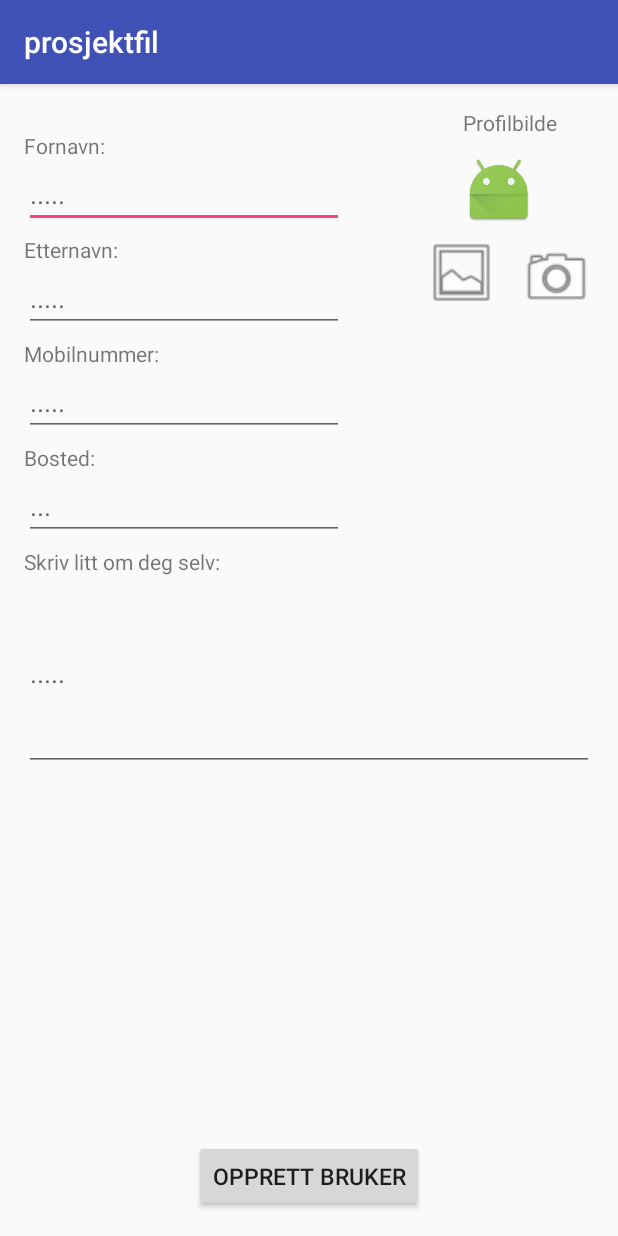
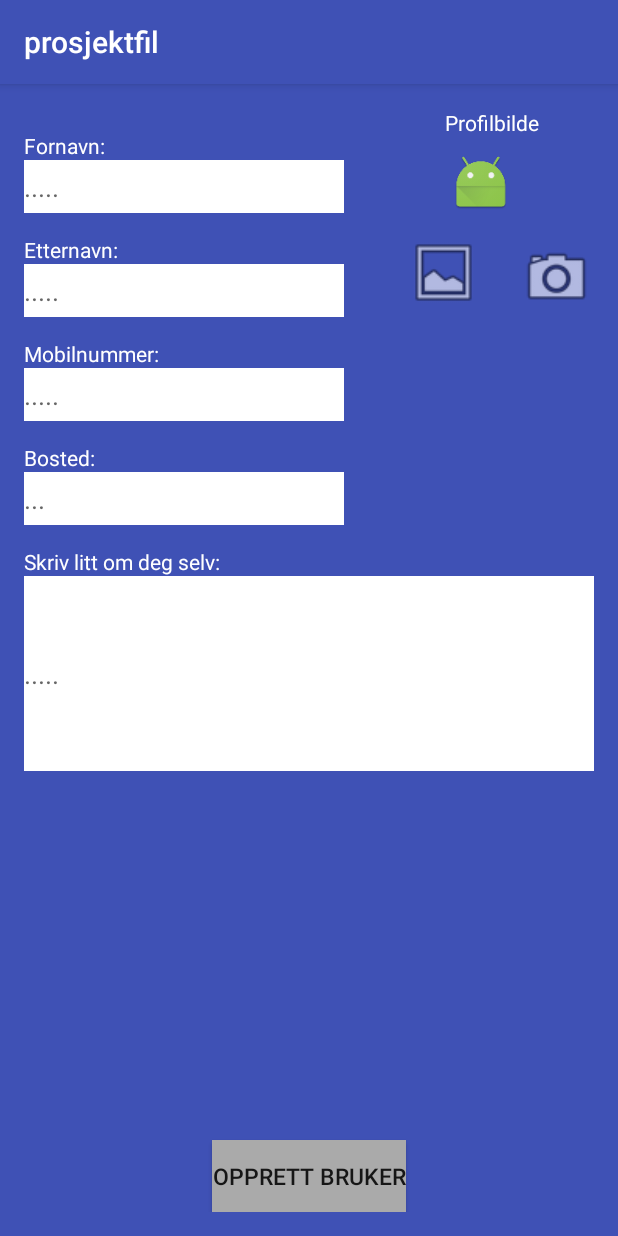
Before and after one commit to ingalill/app-prosjekt-, an Android app: the JobSeekerActivity screen opened directly, with no data from a screen before it, on a phone screen of 412 x 824 dp. Run offline under Robolectric (Android 15) with nearby library versions, the phone set to English and light mode, and no system bars; our stand-ins replace Volley.

Commit message:
pyntet appen, endret i xml

```diff
--- a/prosjektfil/app/src/main/res/layout/activity_job_seeker.xml
+++ b/prosjektfil/app/src/main/res/layout/activity_job_seeker.xml
@@ -8,11 +8,13 @@
     android:paddingBottom="@dimen/activity_vertical_margin"
     android:paddingLeft="@dimen/activity_horizontal_margin"
     android:paddingRight="@dimen/activity_horizontal_margin"
+    android:background="@color/colorPrimary"
     android:paddingTop="@dimen/activity_vertical_margin"
     tools:context="no.ntnu.asd.prosjektfil.MyProfileActivity">
 
     <TextView
         android:text="Mobilnummer:"
+        android:textColor="@android:color/background_light"
         android:layout_width="wrap_content"
         android:layout_height="wrap_content"
         android:layout_marginTop="50dp"
@@ -22,6 +24,7 @@
 
     <TextView
         android:text="Fornavn:"
+        android:textColor="@android:color/background_light"
         android:layout_width="wrap_content"
         android:layout_height="wrap_content"
         android:id="@+id/textViewFornavn"
@@ -33,6 +36,7 @@
         android:text="Bosted:"
         android:layout_width="wrap_content"
         android:layout_height="wrap_content"
+        android:textColor="@android:color/background_light"
         android:id="@+id/textViewAdress"
         android:layout_marginTop="50dp"
         android:layout_below="@+id/textViewMobNr"
@@ -40,6 +44,7 @@
 
     <TextView
         android:text="Etternavn:"
+        android:textColor="@android:color/background_light"
         android:layout_width="wrap_content"
         android:layout_height="wrap_content"
         android:layout_marginTop="50dp"
@@ -49,52 +54,58 @@
 
     <EditText
         android:layout_width="wrap_content"
-        android:layout_height="wrap_content"
+        android:layout_height="35dp"
         android:inputType="textPersonName"
         android:text=""
         android:hint="....."
         android:ems="10"
+
         android:layout_below="@+id/textViewFornavn"
         android:layout_alignParentStart="true"
-        android:id="@+id/firstname" />
+        android:id="@+id/firstname"
+        android:background="@android:color/background_light" />
 
     <EditText
         android:layout_width="wrap_content"
-        android:layout_height="wrap_content"
+        android:layout_height="35dp"
         android:inputType="textPersonName"
         android:text=""
         android:hint="....."
         android:ems="10"
         android:layout_below="@+id/textViewEtternavn"
         android:layout_alignParentStart="true"
+        android:background="@android:color/background_light"
         android:id="@+id/lastname" />
 
     <EditText
         android:layout_width="wrap_content"
-        android:layout_height="wrap_content"
+        android:layout_height="35dp"
         android:inputType="textPersonName"
         android:text=""
         android:hint="....."
         android:ems="10"
         android:layout_below="@+id/textViewMobNr"
         android:layout_alignParentStart="true"
+        android:background="@android:color/background_light"
         android:id="@+id/phone" />
 
     <EditText
         android:layout_width="wrap_content"
-        android:layout_height="wrap_content"
+        android:layout_height="35dp"
         android:inputType="textPersonName"
         android:text=""
         android:hint="..."
         android:ems="10"
         android:layout_below="@+id/textViewAdress"
         android:layout_alignEnd="@+id/phone"
+        android:background="@android:color/background_light"
         android:id="@+id/address" />
 
 
     <TextView
         android:text="Skriv litt om deg selv:"
         android:layout_width="wrap_content"
+        android:textColor="@android:color/background_light"
         android:layout_height="wrap_content"
         android:layout_below="@+id/textViewAdress"
         android:layout_marginTop="50dp"
@@ -110,16 +121,8 @@
         android:layout_below="@+id/textView3"
         android:layout_alignParentStart="true"
         android:id="@+id/information"
+        android:background="@android:color/background_light"
         android:layout_alignParentEnd="true" />
-
-    <Button
-        android:text="Opprett Bruker"
-        android:layout_width="wrap_content"
-        android:layout_height="wrap_content"
-        android:textSize="15sp"
-        android:id="@+id/buttonCreateUser"
-        android:layout_alignParentBottom="true"
-        android:layout_centerHorizontal="true" />
 
     <Button
         android:layout_width="50dp"
@@ -156,11 +159,22 @@
 
     <TextView
         android:text="Profilbilde"
+        android:textColor="@android:color/background_light"
         android:layout_width="wrap_content"
         android:layout_height="wrap_content"
         android:id="@+id/textView2"
         android:layout_alignParentTop="true"
         android:layout_alignStart="@+id/smallPreview" />
 
+    <Button
+        android:text="Opprett Bruker"
+        android:layout_width="wrap_content"
+        android:layout_height="wrap_content"
+        android:textSize="15sp"
+        android:id="@+id/buttonCreateUser"
+        android:background="@android:color/darker_gray"
+        android:layout_alignParentBottom="true"
+        android:layout_centerHorizontal="true" />
+
 
 </RelativeLayout>
--- a/prosjektfil/app/src/main/res/layout/activity_login.xml
+++ b/prosjektfil/app/src/main/res/layout/activity_login.xml
@@ -4,6 +4,7 @@
     android:id="@+id/activity_login"
     android:layout_width="match_parent"
     android:layout_height="match_parent"
+    android:background="@color/colorPrimary"
     android:paddingBottom="@dimen/activity_vertical_margin"
     android:paddingLeft="@dimen/activity_horizontal_margin"
     android:paddingRight="@dimen/activity_horizontal_margin"
@@ -12,8 +13,9 @@
 
     <EditText
         android:layout_width="250dp"
-        android:layout_height="wrap_content"
+        android:layout_height="40dp"
         android:text=""
+        android:background="@android:color/background_light"
         android:hint="username..."
         android:ems="10"
         android:layout_alignParentTop="true"
@@ -23,7 +25,8 @@
 
     <EditText
         android:layout_width="250dp"
-        android:layout_height="wrap_content"
+        android:layout_height="40dp"
+        android:background="@android:color/background_light"
         android:inputType="textPassword"
         android:text=""
         android:hint="password..."
@@ -47,6 +50,7 @@
         android:text="Har du ikke konto fra før?"
         android:textStyle="bold"
         android:layout_width="wrap_content"
+        android:textColor="@android:color/background_light"
         android:layout_height="wrap_content"
         android:layout_alignParentBottom="true"
         android:layout_centerHorizontal="true"
@@ -56,7 +60,7 @@
     <TextView
         android:text="Opprett bruker"
         android:textStyle="italic"
-        android:textColor="@color/colorPrimary"
+        android:textColor="@color/colorAccent"
         android:layout_width="wrap_content"
         android:layout_height="wrap_content"
         android:layout_alignTop="@+id/textViewJustText"
--- a/prosjektfil/app/src/main/res/values/colors.xml
+++ b/prosjektfil/app/src/main/res/values/colors.xml
@@ -1,6 +1,6 @@
 <?xml version="1.0" encoding="utf-8"?>
 <resources>
     <color name="colorPrimary">#3F51B5</color>
-    <color name="colorPrimaryDark">#303F9F</color>
-    <color name="colorAccent">#FF4081</color>
+    <color name="colorPrimaryDark">#303f9f</color>
+    <color name="colorAccent">#6dff40</color>
 </resources>
```
